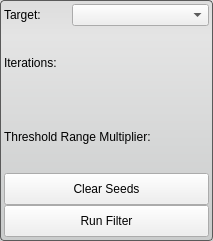
Above: src/Interface/ToolInterface/ConfidenceConnectedFilterInterface.ui from SCIInstitute/Seg3D before the change. Below: the same form after it.
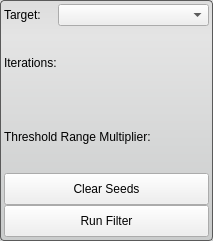
That is the form after the change.

Commit message: ui updates, all tools/filters ui's fixed

Diff of the .ui file:
```diff
--- a/src/Interface/ToolInterface/ConfidenceConnectedFilterInterface.ui
+++ b/src/Interface/ToolInterface/ConfidenceConnectedFilterInterface.ui
@@ -18,7 +18,7 @@
   </property>
   <property name="minimumSize">
    <size>
-    <width>213</width>
+    <width>0</width>
     <height>241</height>
    </size>
   </property>
@@ -52,9 +52,9 @@
     <number>4</number>
    </property>
    <item>
-    <layout class="QHBoxLayout" name="activeHLayout" stretch="1,2">
+    <layout class="QHBoxLayout" name="activeHLayout" stretch="1,3">
      <property name="spacing">
-      <number>0</number>
+      <number>4</number>
      </property>
      <item>
       <widget class="QLabel" name="activeLabel">
```
Left out of the diff: 42 changed lines with no effect on the pictures. The commit also changes 19 other files.
